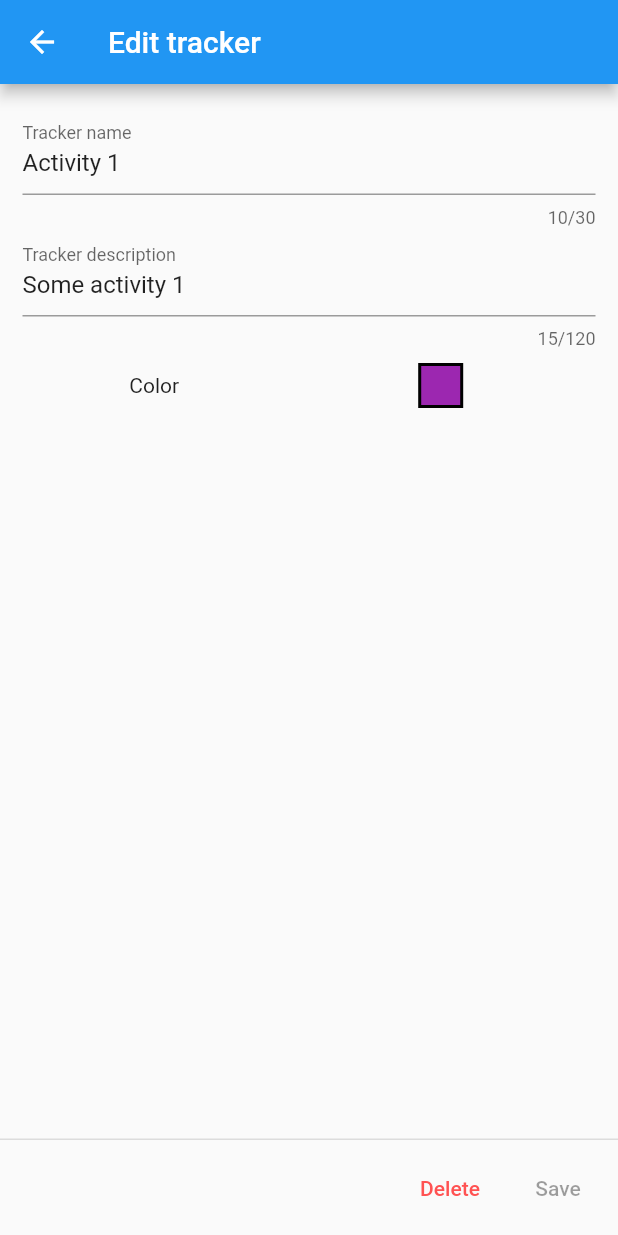
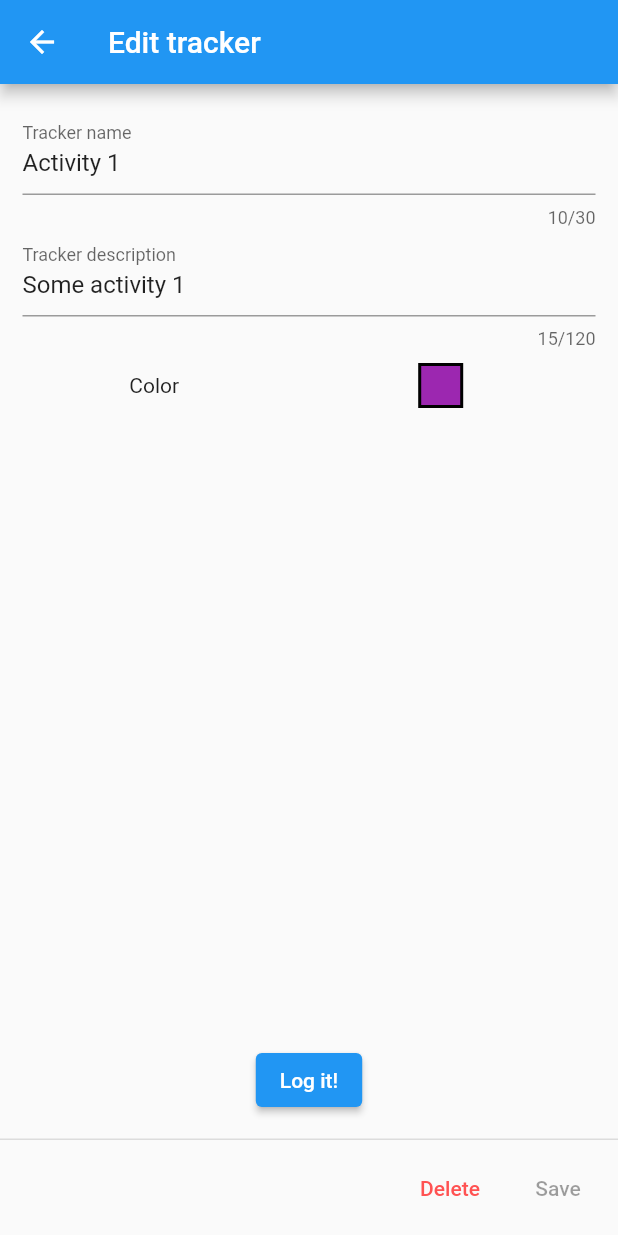
Before and after one commit to VicSera/TimeSense, a Flutter app: the screen it shows after launch, after a tap on "Activity 1", on a phone screen of 412 x 824 dp. Run offline on Flutter 3.47's test engine with Material 2 defaults, Android fonts, the phone set to English and light mode, and no system bars; our stand-ins replace flutter_colorpicker.

Commit message:
Update elapsed time every second

```diff
--- a/time_sense/lib/entity/tracker.dart
+++ b/time_sense/lib/entity/tracker.dart
@@ -9,8 +9,9 @@ class Tracker {
     this.description = "",
     this.color = Colors.deepOrange,
     this.nameColor = Colors.black,
-    this.descriptionColor = Colors.black45
-  });
+    this.descriptionColor = Colors.black45,
+    List<DateTime>? logs
+  }) : logs = logs ?? [];
 
   Tracker.clone(Tracker tracker, {int? replaceId}) :
     id = replaceId ?? tracker.id,
@@ -18,7 +19,8 @@ class Tracker {
     description = tracker.description,
     color = tracker.color,
     nameColor = tracker.nameColor,
-    descriptionColor = tracker.descriptionColor;
+    descriptionColor = tracker.descriptionColor,
+    logs = tracker.logs;
 
   final int? id;
   String name;
@@ -26,4 +28,6 @@ class Tracker {
   Color color;
   Color nameColor;
   Color descriptionColor;
+
+  List<DateTime> logs;
 }
--- a/time_sense/lib/main.dart
+++ b/time_sense/lib/main.dart
@@ -1,5 +1,6 @@
 import 'package:flutter/material.dart';
 import 'package:time_sense/page/tracker_page.dart';
+import 'package:time_sense/service/timer_service.dart';
 import 'package:time_sense/service/tracker_service.dart';
 
 void main() {
@@ -16,7 +17,10 @@ class TimeSenseApp extends StatelessWidget {
       theme: ThemeData(
         primarySwatch: Colors.blue,
       ),
-      home: TrackerPage(trackerService: TrackerService())
+      home: TrackerPage(
+          trackerService: TrackerService(),
+          timerService: TimerService()
+      )
     );
   }
 }
--- a/time_sense/lib/page/edit_tracker_page.dart
+++ b/time_sense/lib/page/edit_tracker_page.dart
@@ -10,8 +10,7 @@ class EditTrackerPage extends StatefulWidget {
     required this.onSave,
     this.onDelete,
     Tracker? tracker
-  })
-    : tracker = tracker != null ? Tracker.clone(tracker) : Tracker(), super(key: key);
+  }) : tracker = tracker != null ? Tracker.clone(tracker) : Tracker(), super(key: key);
 
   final TrackerFunction onSave;
   final TrackerFunction? onDelete;
@@ -31,35 +30,8 @@ class _EditTrackerPageState extends State<EditTrackerPage> {
     setState(() => enableSave = formKey.currentState!.validate());
   }
 
-  List<Widget> getFooterButtons() {
-    var saveButton = TextButton(
-        onPressed: enableSave? () {
-          widget.onSave(widget.tracker);
-          Navigator.pop(context);
-        } : null,
-        child: const Text("Save")
-    );
-    var deleteButton = TextButton(
-        onPressed: () {
-          widget.onDelete!(widget.tracker);
-          Navigator.pop(context);
-        },
-        child: const Text("Delete",
-          style: TextStyle(color: Colors.redAccent))
-    );
-
-    return widget.tracker.id == null? [saveButton] : [deleteButton, saveButton];
-  }
-
-  @override
-  Widget build(BuildContext context) {
-    return Scaffold(
-      appBar: AppBar(
-        title: Text(widget.tracker.id == null? "Create new tracker" : "Edit tracker"),
-      ),
-      body: Padding(
-        padding: const EdgeInsets.all(15.0),
-        child: Form(
+  Widget getTrackerForm() {
+    return Form(
       key: formKey,
       onChanged: formChanged,
       child: ListView(
@@ -127,6 +99,48 @@ class _EditTrackerPageState extends State<EditTrackerPage> {
           )
         ],
       ),
+    );
+  }
+
+  List<Widget> getFooterButtons() {
+    var saveButton = TextButton(
+        onPressed: enableSave? () {
+          widget.onSave(widget.tracker);
+          Navigator.pop(context);
+        } : null,
+        child: const Text("Save")
+    );
+    var deleteButton = TextButton(
+        onPressed: () {
+          widget.onDelete!(widget.tracker);
+          Navigator.pop(context);
+        },
+        child: const Text("Delete",
+          style: TextStyle(color: Colors.redAccent))
+    );
+
+    return widget.tracker.id == null? [saveButton] : [deleteButton, saveButton];
+  }
+
+  @override
+  Widget build(BuildContext context) {
+    return Scaffold(
+      appBar: AppBar(
+        title: Text(widget.tracker.id == null? "Create new tracker" : "Edit tracker"),
+      ),
+      body: Padding(
+        padding: const EdgeInsets.all(15.0),
+        child: Column(
+          children: <Widget>[
+            Expanded(child: getTrackerForm()),
+            ElevatedButton(
+              onPressed: () => setState(() {
+                widget.tracker.logs.add(DateTime.now());
+              }),
+              child: const Text("Log it!")
+            )
+            // getTrackerForm()
+          ],
         )
       ),
       persistentFooterButtons: getFooterButtons(),
--- /dev/null
+++ b/time_sense/lib/service/timer_service.dart
@@ -0,0 +1,22 @@
+import 'dart:async';
+
+class TimerService {
+  TimerService() {
+    timer = Timer.periodic(const Duration(seconds: 1), (_) => notify());
+  }
+
+  final Map<int, Function> callbacks = {};
+  Timer? timer;
+
+  void register(int id, Function callback) {
+    callbacks[id] = callback;
+  }
+
+  void notify() {
+    callbacks.forEach((_, callback) => callback.call());
+  }
+
+  void remove(int id) {
+    callbacks.remove(id);
+  }
+}
--- a/time_sense/lib/service/tracker_service.dart
+++ b/time_sense/lib/service/tracker_service.dart
@@ -5,7 +5,13 @@ import 'package:time_sense/entity/tracker.dart';
 
 class TrackerService {
   List<Tracker> trackers = [
-    Tracker(id: 1, name: "Activity 1", description: "Some activity 1", color: Colors.purple),
+    Tracker(
+        id: 1,
+        name: "Activity 1",
+        description: "Some activity 1",
+        color: Colors.purple,
+        logs: [DateTime.now().subtract(const Duration(days: 1, hours: 5, minutes: 15, seconds: 30))]
+    ),
     Tracker(id: 2, name: "Activity 2", description: "Some activity 2", color: Colors.blue),
     Tracker(id: 3, name: "Activity 3", description: "Some activity 3", color: Colors.red),
     Tracker(id: 4, name: "Activity 4", description: "Some activity 4", color: Colors.green),
--- a/time_sense/lib/widget/tracker_list.dart
+++ b/time_sense/lib/widget/tracker_list.dart
@@ -1,5 +1,6 @@
 import 'package:flutter/cupertino.dart';
 import 'package:time_sense/entity/tracker.dart';
+import 'package:time_sense/service/timer_service.dart';
 import 'package:time_sense/util/types.dart';
 import 'package:time_sense/widget/tracker_widget.dart';
 
@@ -9,6 +10,7 @@ class TrackerList extends StatefulWidget {
     required this.trackers,
     required this.onSave,
     required this.onDelete,
+    required this.timerService,
     this.onClick
   }) : super(key: key);
 
@@ -16,6 +18,7 @@ class TrackerList extends StatefulWidget {
   final TrackerFunction onSave;
   final TrackerFunction onDelete;
   final TrackerFunction? onClick;
+  final TimerService timerService;
 
   @override
   State<TrackerList> createState() => _TrackerListState();
@@ -30,6 +33,7 @@ class _TrackerListState extends State<TrackerList> {
           TrackerWidget(
             tracker: tracker,
             onClick: widget.onClick,
+            timerService: widget.timerService,
           )).toList(),
     );
   }
--- a/time_sense/lib/widget/tracker_widget.dart
+++ b/time_sense/lib/widget/tracker_widget.dart
@@ -1,19 +1,48 @@
 import 'package:flutter/cupertino.dart';
 import 'package:flutter/material.dart';
 import 'package:time_sense/entity/tracker.dart';
+import 'package:time_sense/service/timer_service.dart';
 import 'package:time_sense/util/types.dart';
 
 class TrackerWidget extends StatefulWidget {
-  const TrackerWidget({Key? key, required this.tracker, this.onClick}) : super(key: key);
+  const TrackerWidget({
+    Key? key,
+    required this.tracker,
+    this.onClick,
+    required this.timerService
+  }) : super(key: key);
 
   final Tracker tracker;
   final TrackerFunction? onClick;
+  final TimerService timerService;
 
   @override
   State<TrackerWidget> createState() => _TrackerWidgetState();
 }
 
 class _TrackerWidgetState extends State<TrackerWidget> {
+  String timeSinceLastLog = "";
+
+  void getTimeSinceLastLogText() {
+    if (widget.tracker.logs.isEmpty) {
+      return setState(() => timeSinceLastLog = "Not logged");
+    }
+
+    var duration = DateTime.now().difference(widget.tracker.logs.last);
+    var durationString =
+        "${duration.inDays}d:"
+        "${duration.inHours % 24}h:"
+        "${duration.inMinutes % 60}m:"
+        "${duration.inSeconds % 60}s";
+    return setState(() => timeSinceLastLog = durationString);
+  }
+
+  @override
+  void initState() {
+    super.initState();
+    widget.timerService.register(widget.tracker.id!, getTimeSinceLastLogText);
+  }
+
   @override
   Widget build(BuildContext context) {
     return TextButton(
@@ -30,7 +59,7 @@ class _TrackerWidgetState extends State<TrackerWidget> {
                     style: TextStyle(color: widget.tracker.nameColor)),
                 subtitle: Text(widget.tracker.description,
                     style: TextStyle(color: widget.tracker.descriptionColor)),
-                trailing: const Text("15 min ago"),
+                trailing: Text(timeSinceLastLog),
               )
             ]
         )
@@ -38,4 +67,9 @@ class _TrackerWidgetState extends State<TrackerWidget> {
     );
   }
 
+  @override
+  void dispose() {
+    widget.timerService.remove(widget.tracker.id!);
+    super.dispose();
+  }
 }
```
Also changed, not shown: time_sense/lib/page/tracker_page.dart (+8 -1 lines). Lines whose indentation alone changed are shown as unchanged.
